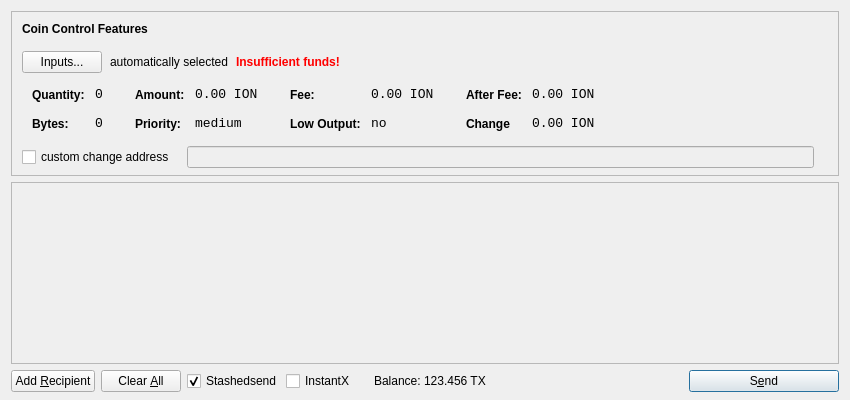
willemjez/ion-old, file src/qt/forms/sendcoinsdialog.ui: the form before one commit.
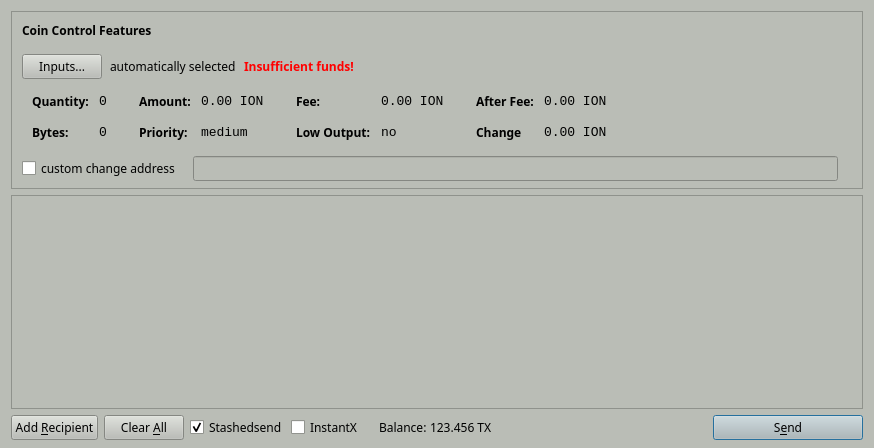
The form after the commit. Icons and pictures are not drawn.

Commit message: 🛠️🛠️🐼 Design, about window 💩 flushed 🚽, 😳files except src dir replaced😳

```diff
--- a/src/qt/forms/sendcoinsdialog.ui
+++ b/src/qt/forms/sendcoinsdialog.ui
@@ -6,10 +6,430 @@
    <rect>
     <x>0</x>
     <y>0</y>
-    <width>850</width>
-    <height>400</height>
+    <width>874</width>
+    <height>448</height>
    </rect>
   </property>
+  <property name="palette">
+   <palette>
+    <active>
+     <colorrole role="WindowText">
+      <brush brushstyle="SolidPattern">
+       <color alpha="255">
+        <red>0</red>
+        <green>0</green>
+        <blue>0</blue>
+       </color>
+      </brush>
+     </colorrole>
+     <colorrole role="Button">
+      <brush brushstyle="SolidPattern">
+       <color alpha="255">
+        <red>186</red>
+        <green>189</green>
+        <blue>182</blue>
+       </color>
+      </brush>
+     </colorrole>
+     <colorrole role="Light">
+      <brush brushstyle="SolidPattern">
+       <color alpha="255">
+        <red>255</red>
+        <green>255</green>
+        <blue>255</blue>
+       </color>
+      </brush>
+     </colorrole>
+     <colorrole role="Midlight">
+      <brush brushstyle="SolidPattern">
+       <color alpha="255">
+        <red>220</red>
+        <green>222</green>
+        <blue>218</blue>
+       </color>
+      </brush>
+     </colorrole>
+     <colorrole role="Dark">
+      <brush brushstyle="SolidPattern">
+       <color alpha="255">
+        <red>93</red>
+        <green>94</green>
+        <blue>91</blue>
+       </color>
+      </brush>
+     </colorrole>
+     <colorrole role="Mid">
+      <brush brushstyle="SolidPattern">
+       <color alpha="255">
+        <red>124</red>
+        <green>126</green>
+        <blue>121</blue>
+       </color>
+      </brush>
+     </colorrole>
+     <colorrole role="Text">
+      <brush brushstyle="SolidPattern">
+       <color alpha="255">
+        <red>0</red>
+        <green>0</green>
+        <blue>0</blue>
+       </color>
+      </brush>
+     </colorrole>
+     <colorrole role="BrightText">
+      <brush brushstyle="SolidPattern">
+       <color alpha="255">
+        <red>255</red>
+        <green>255</green>
+        <blue>255</blue>
+       </color>
+      </brush>
+     </colorrole>
+     <colorrole role="ButtonText">
+      <brush brushstyle="SolidPattern">
+       <color alpha="255">
+        <red>0</red>
+        <green>0</green>
+        <blue>0</blue>
+       </color>
+      </brush>
+     </colorrole>
+     <colorrole role="Base">
+      <brush brushstyle="SolidPattern">
+       <color alpha="255">
+        <red>255</red>
+        <green>255</green>
+        <blue>255</blue>
+       </color>
+      </brush>
+     </colorrole>
+     <colorrole role="Window">
+      <brush brushstyle="SolidPattern">
+       <color alpha="255">
+        <red>186</red>
+        <green>189</green>
+        <blue>182</blue>
+       </color>
+      </brush>
+     </colorrole>
+     <colorrole role="Shadow">
+      <brush brushstyle="SolidPattern">
+       <color alpha="255">
+        <red>0</red>
+        <green>0</green>
+        <blue>0</blue>
+       </color>
+      </brush>
+     </colorrole>
+     <colorrole role="AlternateBase">
+      <brush brushstyle="SolidPattern">
+       <color alpha="255">
+        <red>220</red>
+        <green>222</green>
+        <blue>218</blue>
+       </color>
+      </brush>
+     </colorrole>
+     <colorrole role="ToolTipBase">
+      <brush brushstyle="SolidPattern">
+       <color alpha="255">
+        <red>255</red>
+        <green>255</green>
+        <blue>220</blue>
+       </color>
+      </brush>
+     </colorrole>
+     <colorrole role="ToolTipText">
+      <brush brushstyle="SolidPattern">
+       <color alpha="255">
+        <red>0</red>
+        <green>0</green>
+        <blue>0</blue>
+       </color>
+      </brush>
+     </colorrole>
+    </active>
+    <inactive>
+     <colorrole role="WindowText">
+      <brush brushstyle="SolidPattern">
+       <color alpha="255">
+        <red>0</red>
+        <green>0</green>
+        <blue>0</blue>
+       </color>
+      </brush>
+     </colorrole>
+     <colorrole role="Button">
+      <brush brushstyle="SolidPattern">
+       <color alpha="255">
+        <red>186</red>
+        <green>189</green>
+        <blue>182</blue>
+       </color>
+      </brush>
+     </colorrole>
+     <colorrole role="Light">
+      <brush brushstyle="SolidPattern">
+       <color alpha="255">
+        <red>255</red>
+        <green>255</green>
+        <blue>255</blue>
+       </color>
+      </brush>
+     </colorrole>
+     <colorrole role="Midlight">
+      <brush brushstyle="SolidPattern">
+       <color alpha="255">
+        <red>220</red>
+        <green>222</green>
+        <blue>218</blue>
+       </color>
+      </brush>
+     </colorrole>
+     <colorrole role="Dark">
+      <brush brushstyle="SolidPattern">
+       <color alpha="255">
+        <red>93</red>
+        <green>94</green>
+        <blue>91</blue>
+       </color>
+      </brush>
+     </colorrole>
+     <colorrole role="Mid">
+      <brush brushstyle="SolidPattern">
+       <color alpha="255">
+        <red>124</red>
+        <green>126</green>
+        <blue>121</blue>
+       </color>
+      </brush>
+     </colorrole>
+     <colorrole role="Text">
+      <brush brushstyle="SolidPattern">
+       <color alpha="255">
+        <red>0</red>
+        <green>0</green>
+        <blue>0</blue>
+       </color>
+      </brush>
+     </colorrole>
+     <colorrole role="BrightText">
+      <brush brushstyle="SolidPattern">
+       <color alpha="255">
+        <red>255</red>
+        <green>255</green>
+        <blue>255</blue>
+       </color>
+      </brush>
+     </colorrole>
+     <colorrole role="ButtonText">
+      <brush brushstyle="SolidPattern">
+       <color alpha="255">
+        <red>0</red>
+        <green>0</green>
+        <blue>0</blue>
+       </color>
+      </brush>
+     </colorrole>
+     <colorrole role="Base">
+      <brush brushstyle="SolidPattern">
+       <color alpha="255">
+        <red>255</red>
+        <green>255</green>
+        <blue>255</blue>
+       </color>
+      </brush>
+     </colorrole>
+     <colorrole role="Window">
+      <brush brushstyle="SolidPattern">
+       <color alpha="255">
+        <red>186</red>
+        <green>189</green>
+        <blue>182</blue>
+       </color>
+      </brush>
+     </colorrole>
+     <colorrole role="Shadow">
+      <brush brushstyle="SolidPattern">
+       <color alpha="255">
+        <red>0</red>
+        <green>0</green>
+        <blue>0</blue>
+       </color>
+      </brush>
+     </colorrole>
+     <colorrole role="AlternateBase">
+      <brush brushstyle="SolidPattern">
+       <color alpha="255">
+        <red>220</red>
+        <green>222</green>
+        <blue>218</blue>
+       </color>
+      </brush>
+     </colorrole>
+     <colorrole role="ToolTipBase">
+      <brush brushstyle="SolidPattern">
+       <color alpha="255">
+        <red>255</red>
+        <green>255</green>
+        <blue>220</blue>
+       </color>
+      </brush>
+     </colorrole>
+     <colorrole role="ToolTipText">
+      <brush brushstyle="SolidPattern">
+       <color alpha="255">
+        <red>0</red>
+        <green>0</green>
+        <blue>0</blue>
+       </color>
+      </brush>
+     </colorrole>
+    </inactive>
+    <disabled>
+     <colorrole role="WindowText">
+      <brush brushstyle="SolidPattern">
+       <color alpha="255">
+        <red>93</red>
+        <green>94</green>
+        <blue>91</blue>
+       </color>
+      </brush>
+     </colorrole>
+     <colorrole role="Button">
+      <brush brushstyle="SolidPattern">
+       <color alpha="255">
+        <red>186</red>
+        <green>189</green>
+        <blue>182</blue>
+       </color>
+      </brush>
+     </colorrole>
+     <colorrole role="Light">
+      <brush brushstyle="SolidPattern">
+       <color alpha="255">
+        <red>255</red>
+        <green>255</green>
+        <blue>255</blue>
+       </color>
+      </brush>
+     </colorrole>
+     <colorrole role="Midlight">
+      <brush brushstyle="SolidPattern">
+       <color alpha="255">
+        <red>220</red>
+        <green>222</green>
+        <blue>218</blue>
+       </color>
+      </brush>
+     </colorrole>
+     <colorrole role="Dark">
+      <brush brushstyle="SolidPattern">
+       <color alpha="255">
+        <red>93</red>
+        <green>94</green>
+        <blue>91</blue>
+       </color>
+      </brush>
+     </colorrole>
+     <colorrole role="Mid">
+      <brush brushstyle="SolidPattern">
+       <color alpha="255">
+        <red>124</red>
+        <green>126</green>
+        <blue>121</blue>
+       </color>
+      </brush>
+     </colorrole>
+     <colorrole role="Text">
+      <brush brushstyle="SolidPattern">
+       <color alpha="255">
+        <red>93</red>
+        <green>94</green>
+        <blue>91</blue>
+       </color>
+      </brush>
+     </colorrole>
+     <colorrole role="BrightText">
+      <brush brushstyle="SolidPattern">
+       <color alpha="255">
+        <red>255</red>
+        <green>255</green>
+        <blue>255</blue>
+       </color>
+      </brush>
+     </colorrole>
+     <colorrole role="ButtonText">
+      <brush brushstyle="SolidPattern">
+       <color alpha="255">
+        <red>93</red>
+        <green>94</green>
+        <blue>91</blue>
+       </color>
+      </brush>
+     </colorrole>
+     <colorrole role="Base">
+      <brush brushstyle="SolidPattern">
+       <color alpha="255">
+        <red>186</red>
+        <green>189</green>
+        <blue>182</blue>
+       </color>
+      </brush>
+     </colorrole>
+     <colorrole role="Window">
+      <brush brushstyle="SolidPattern">
+       <color alpha="255">
+        <red>186</red>
+        <green>189</green>
+        <blue>182</blue>
+       </color>
+      </brush>
+     </colorrole>
+     <colorrole role="Shadow">
+      <brush brushstyle="SolidPattern">
+       <color alpha="255">
+        <red>0</red>
+        <green>0</green>
+        <blue>0</blue>
+       </color>
+      </brush>
+     </colorrole>
+     <colorrole role="AlternateBase">
+      <brush brushstyle="SolidPattern">
+       <color alpha="255">
+        <red>186</red>
+        <green>189</green>
+        <blue>182</blue>
+       </color>
+      </brush>
+     </colorrole>
+     <colorrole role="ToolTipBase">
+      <brush brushstyle="SolidPattern">
+       <color alpha="255">
+        <red>255</red>
+        <green>255</green>
+        <blue>220</blue>
+       </color>
+      </brush>
+     </colorrole>
+     <colorrole role="ToolTipText">
+      <brush brushstyle="SolidPattern">
+       <color alpha="255">
+        <red>0</red>
+        <green>0</green>
+        <blue>0</blue>
+       </color>
+      </brush>
+     </colorrole>
+    </disabled>
+   </palette>
+  </property>
+  <property name="font">
+   <font>
+    <family>Sawasdee</family>
+   </font>
+  </property>
   <property name="windowTitle">
    <string>Send Coins</string>
   </property>
@@ -39,7 +459,7 @@
      </property>
      <layout class="QVBoxLayout" name="verticalLayoutCoinControl2">
       <property name="spacing">
-       <number>-1</number>
+       <number>6</number>
       </property>
       <property name="leftMargin">
        <number>0</number>
@@ -625,8 +1045,8 @@
        <rect>
         <x>0</x>
         <y>0</y>
-        <width>830</width>
-        <height>165</height>
+        <width>854</width>
+        <height>164</height>
        </rect>
       </property>
       <layout class="QVBoxLayout" name="verticalLayout_2">
```
Left out of the diff: 24 changed lines with no effect on the pictures. The commit also changes 555 other files.
